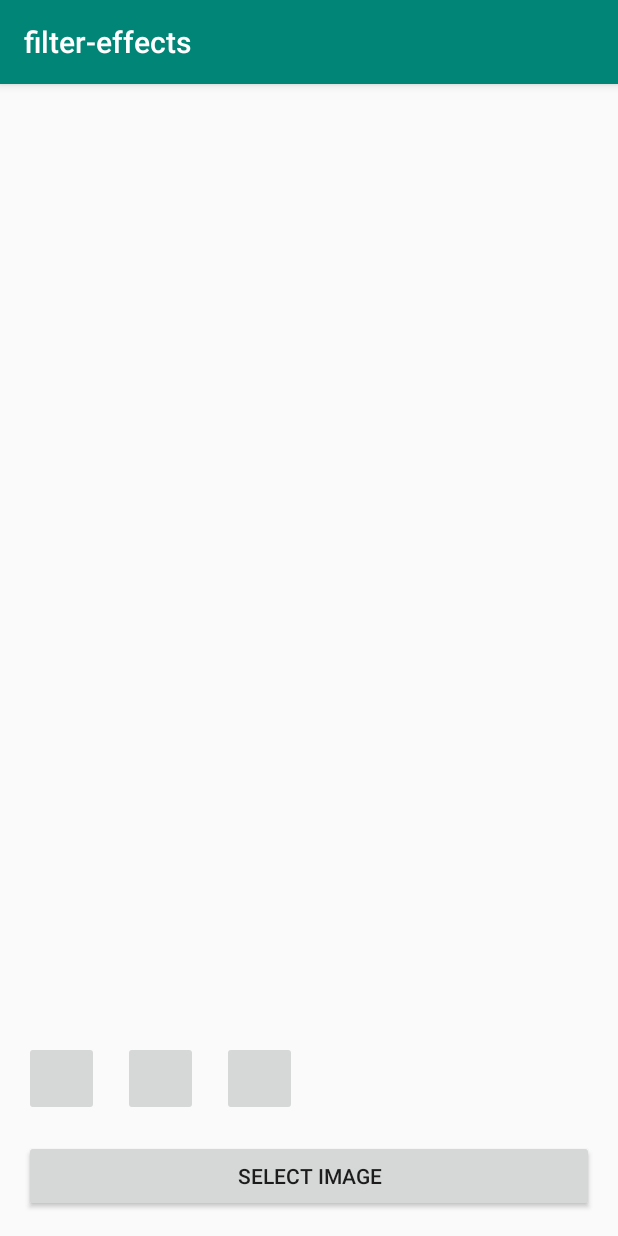
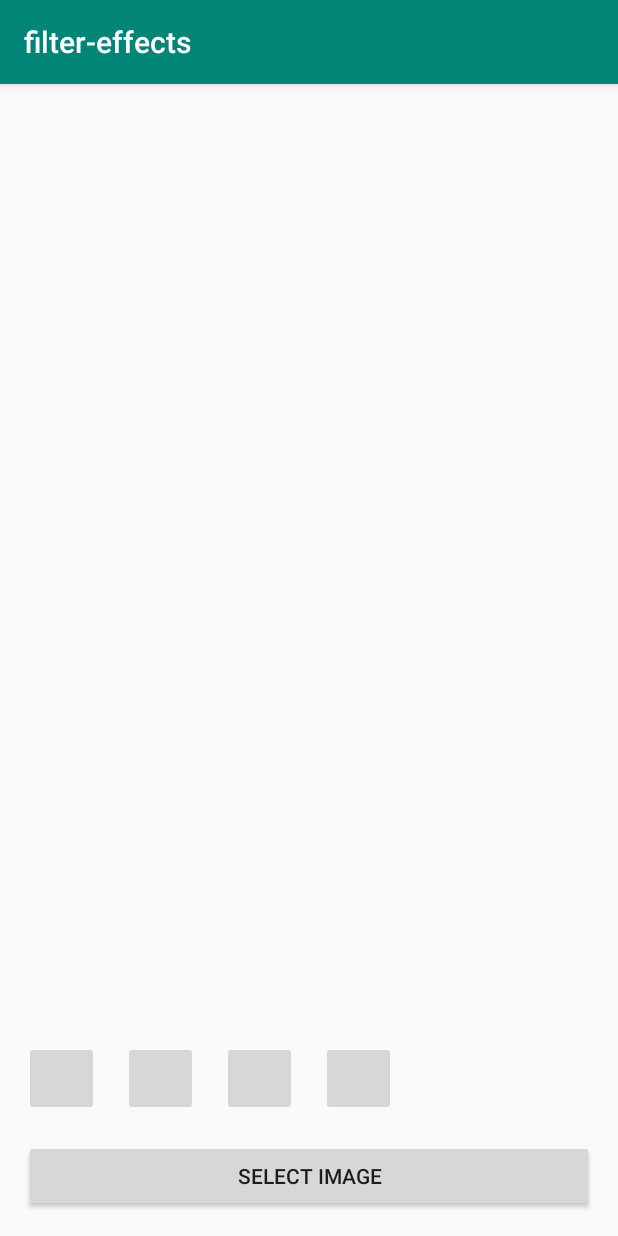
Before and after one commit to whiskermrr/filter-effects, an Android app: the screen it shows after launch (MainActivity), on a phone screen of 412 x 824 dp. Run offline under Robolectric (Android 15) with nearby library versions, the phone set to English and light mode, and no system bars; our stand-ins replace RxJava.

Commit message:
added binary image converter

```diff
--- a/app/src/main/res/layout/activity_main.xml
+++ b/app/src/main/res/layout/activity_main.xml
@@ -43,6 +43,15 @@
         android:layout_margin="16dp"
         />
 
+    <ImageButton
+        android:id="@+id/ibDilatation"
+        android:layout_width="50dp"
+        android:layout_height="50dp"
+        app:layout_constraintBottom_toTopOf="@id/bPickImage"
+        app:layout_constraintStart_toEndOf="@id/ibSobel"
+        android:layout_margin="16dp"
+        />
+
     <Button
         android:id="@+id/bPickImage"
         app:layout_constraintStart_toStartOf="parent"
```
Also changed, not shown: app/src/main/java/com/whisker/mrr/filterEffects/BitmapFilters.kt (+24 -0 lines), app/src/main/java/com/whisker/mrr/filterEffects/MainActivity.kt (+13 -0 lines).
